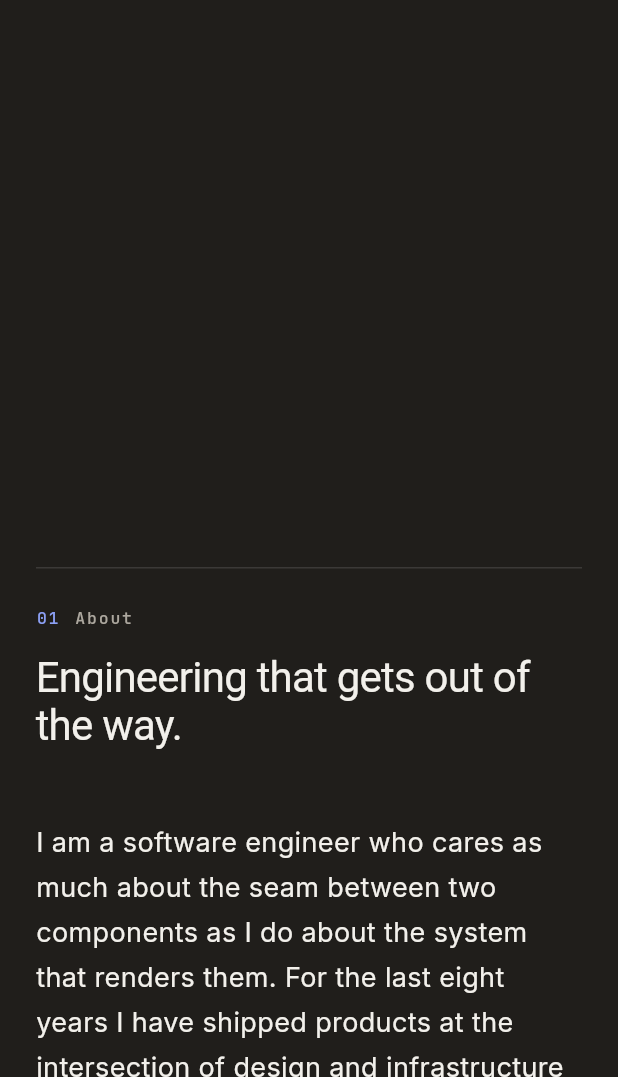
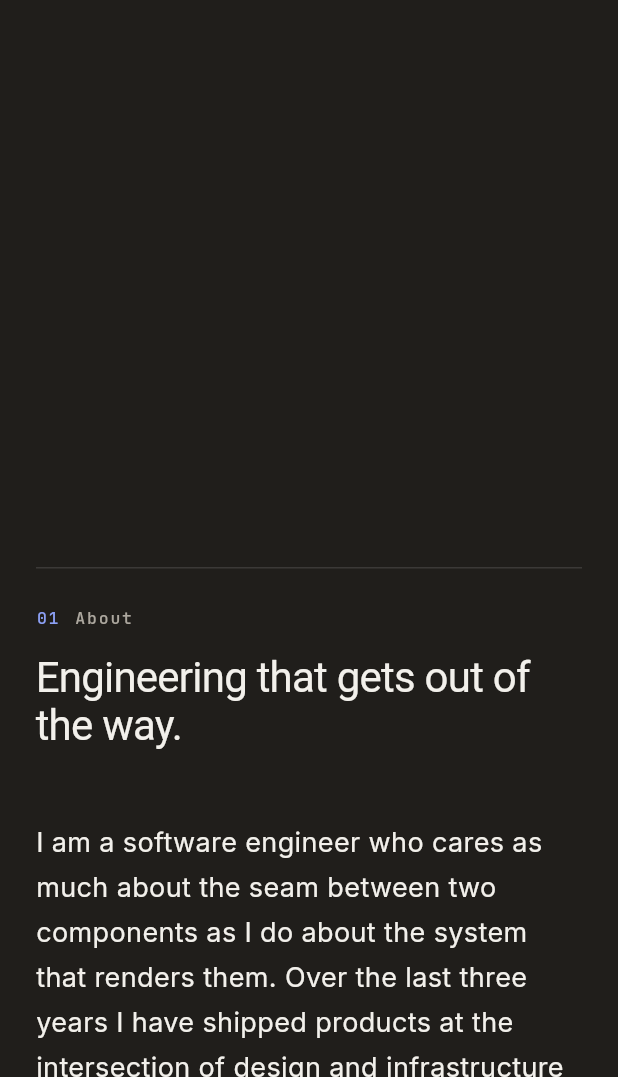
Before and after one commit to OhioTeppich/ohioteppich.github.io, a Flutter app: the screen it shows after launch, scrolled down 576 dp, on a phone screen of 412 x 824 dp, the part 159-1236 px from its top. Run offline on Flutter 3.47's test engine with Material 3 defaults, Android fonts, the phone set to English and light mode, and no system bars; our stand-ins replace font_awesome_flutter, google_fonts; Roboto replaces fonts that are missing (Instrument Serif).

Commit message:
Update About section experience to 3 years
Reflects real experience from RockAByte and Nielsen Design instead of placeholder 8-year copy.

```diff
--- a/cv/lib/data/site_data.dart
+++ b/cv/lib/data/site_data.dart
@@ -67,7 +67,7 @@ const profile = Profile(
   tagline:
       'I build fast, considered interfaces where the engineering is invisible and the experience feels obvious.',
   intro: [
-    'I am a software engineer who cares as much about the seam between two components as I do about the system that renders them. For the last eight years I have shipped products at the intersection of design and infrastructure — design systems, developer tools, and the quiet performance work that makes an app feel instant.',
+    'I am a software engineer who cares as much about the seam between two components as I do about the system that renders them. Over the last three years I have shipped products at the intersection of design and infrastructure — leading frontend development for Vodafone’s TOBi chatbot and Worksheet Go in an agency setting, and now connecting e-commerce and operational systems with Flutter, Python and AI-assisted automation.',
     'My favourite problems are the ones nobody notices when they are solved well: a form that never loses your input, a page that hydrates before you finish blinking, an animation that gets out of your way.',
   ],
 );
--- a/cv/lib/widgets/about_section.dart
+++ b/cv/lib/widgets/about_section.dart
@@ -40,7 +40,7 @@ class AboutSection extends StatelessWidget {
         children: [
           _Fact(label: 'Based in', value: profile.location, colors: colors, foreground: foreground),
           _Fact(label: 'Focus', value: 'Interfaces, tooling & performance', colors: colors, foreground: foreground),
-          _Fact(label: 'Experience', value: '8 years shipping products', colors: colors, foreground: foreground),
+          _Fact(label: 'Experience', value: '+3 years shipping products', colors: colors, foreground: foreground),
           _Fact(label: 'Status', value: 'Open to new work', colors: colors, foreground: colors.brand, isLast: true),
         ],
       ),
```
